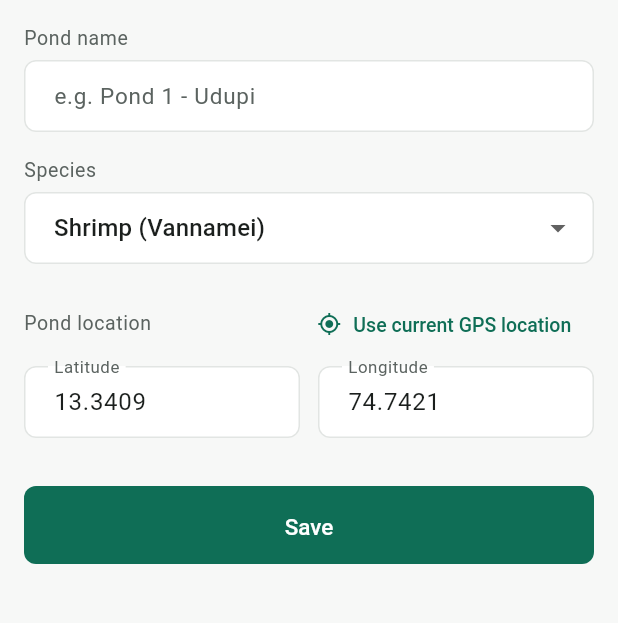
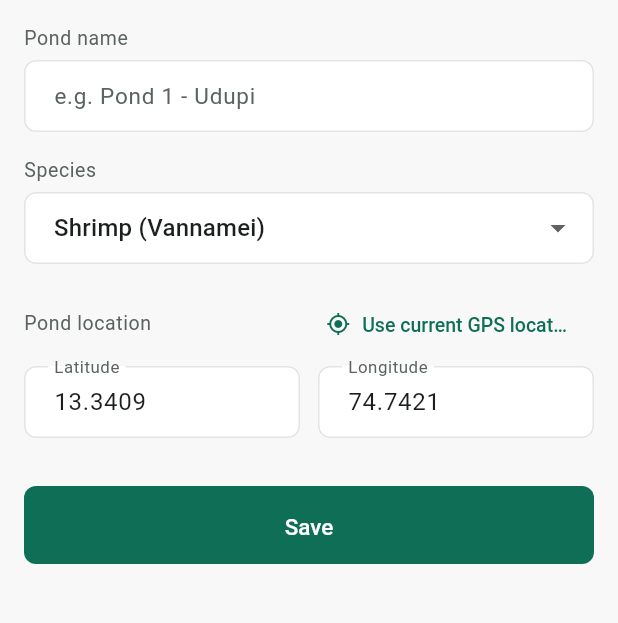
Before and after one commit to shabareesh390/PondRadar, a Flutter app: the screen it shows after launch, after a tap on "Aquaculture Farmer", after a tap on the "add" icon, on a phone screen of 412 x 824 dp, the part 84-707 px from its top. Run offline on Flutter 3.47's test engine with Material 3 defaults, Android fonts, the phone set to English and light mode, and no system bars; our stand-ins replace cloud_firestore, firebase_auth, firebase_core, flutter_dotenv, flutter_local_notifications, geolocator and 2 more; accounts and stored records are empty; network calls fail.

Commit message:
fix(ui): eliminate RenderFlex overflow across mobile screens and Kannada text

```diff
--- a/lib/features/auth/role_picker_screen.dart
+++ b/lib/features/auth/role_picker_screen.dart
@@ -64,12 +64,19 @@ class _RolePickerScreenState extends State<RolePickerScreen> {
         ],
       ),
       body: SafeArea(
-        child: Padding(
+        child: LayoutBuilder(
+          builder: (context, constraints) {
+            return SingleChildScrollView(
               padding: const EdgeInsets.all(AppTokens.space16),
+              child: ConstrainedBox(
+                constraints: BoxConstraints(
+                  minHeight: (constraints.maxHeight - (AppTokens.space16 * 2)).clamp(0.0, double.infinity),
+                ),
+                child: IntrinsicHeight(
                   child: Column(
                     crossAxisAlignment: CrossAxisAlignment.stretch,
                     children: [
-              const SizedBox(height: AppTokens.space16),
+                      const SizedBox(height: AppTokens.space8),
                       Text(
                         AppStrings.get('selectRole', lang),
                         style: Theme.of(context).textTheme.titleLarge,
@@ -196,11 +203,16 @@ class _RolePickerScreenState extends State<RolePickerScreen> {
                       ],
 
                       const Spacer(),
+                      const SizedBox(height: AppTokens.space16),
                       DisclaimerText(language: lang),
                     ],
                   ),
                 ),
               ),
             );
+          },
+        ),
+      ),
+    );
   }
 }
--- a/lib/features/ponds/add_pond_screen.dart
+++ b/lib/features/ponds/add_pond_screen.dart
@@ -152,13 +152,15 @@ class _AddPondScreenState extends State<AddPondScreen> {
 
                 // Location Header & GPS button
                 Row(
-                  mainAxisAlignment: MainAxisAlignment.spaceBetween,
                   children: [
-                    Text(
+                    Expanded(
+                      child: Text(
                         AppStrings.get('location', lang),
                         style: Theme.of(context).textTheme.bodySmall,
                       ),
-                    TextButton.icon(
+                    ),
+                    Flexible(
+                      child: TextButton.icon(
                         onPressed: _isFetchingLocation ? null : _fetchGPSLocation,
                         icon: _isFetchingLocation
                             ? const SizedBox(
@@ -172,6 +174,8 @@ class _AddPondScreenState extends State<AddPondScreen> {
                               ? AppStrings.get('fetchingLocation', lang)
                               : AppStrings.get('useCurrentLocation', lang),
                           style: const TextStyle(fontSize: 13),
+                          overflow: TextOverflow.ellipsis,
+                        ),
                       ),
                     ),
                   ],
--- a/lib/features/ponds/farmer_home_screen.dart
+++ b/lib/features/ponds/farmer_home_screen.dart
@@ -85,11 +85,12 @@ class FarmerHomeScreen extends StatelessWidget {
 
               // My Ponds Section
               Row(
-                mainAxisAlignment: MainAxisAlignment.spaceBetween,
                 children: [
-                  Text(
-                    AppStrings.get('myPonds', lang),
-                    style: Theme.of(context).textTheme.titleMedium,
+                  Expanded(
+                    child: Text(
+                      AppStrings.get('myPonds', lang),
+                      style: Theme.of(context).textTheme.titleMedium,
+                    ),
                   ),
                   if (ponds.isNotEmpty)
                     TextButton(
@@ -136,7 +137,6 @@ class FarmerHomeScreen extends StatelessWidget {
                         crossAxisAlignment: CrossAxisAlignment.start,
                         children: [
                           Row(
-                            mainAxisAlignment: MainAxisAlignment.spaceBetween,
                             children: [
                               Expanded(
                                 child: Column(
@@ -158,6 +158,7 @@ class FarmerHomeScreen extends StatelessWidget {
                                   ],
                                 ),
                               ),
+                              const SizedBox(width: AppTokens.space8),
                               if (pond.lastRisk != null)
                                 RiskBadge(risk: pond.lastRisk!, language: lang)
                               else
--- a/lib/widgets/risk_badge.dart
+++ b/lib/widgets/risk_badge.dart
@@ -42,8 +42,8 @@ class RiskBadge extends StatelessWidget {
     if (isLarge) {
       return Container(
         padding: const EdgeInsets.symmetric(
-          horizontal: AppTokens.space16,
-          vertical: AppTokens.space8,
+          horizontal: AppTokens.space12,
+          vertical: AppTokens.space4,
         ),
         decoration: BoxDecoration(
           color: color.withValues(alpha: 0.1),
@@ -53,15 +53,18 @@ class RiskBadge extends StatelessWidget {
         child: Row(
           mainAxisSize: MainAxisSize.min,
           children: [
-            Icon(icon, color: color, size: 22),
+            Icon(icon, color: color, size: 20),
             const SizedBox(width: AppTokens.space8),
-            Text(
+            Flexible(
+              child: Text(
                 label,
                 style: TextStyle(
                   color: color,
-                fontSize: 16,
+                  fontSize: 15,
                   fontWeight: FontWeight.w500,
-                height: 1.5,
+                  height: 1.4,
+                ),
+                overflow: TextOverflow.ellipsis,
               ),
             ),
           ],
@@ -84,13 +87,16 @@ class RiskBadge extends StatelessWidget {
         children: [
           Icon(icon, color: color, size: 16),
           const SizedBox(width: AppTokens.space4),
-          Text(
+          Flexible(
+            child: Text(
               label,
               style: TextStyle(
                 color: color,
                 fontSize: 13,
                 fontWeight: FontWeight.w500,
-              height: 1.5,
+                height: 1.4,
+              ),
+              overflow: TextOverflow.ellipsis,
             ),
           ),
         ],
```
Also changed, not shown: lib/features/officer/officer_dashboard_screen.dart (+25 -0 lines), lib/features/reports/report_problem_screen.dart (+9 -6 lines), lib/features/water_check/water_check_screen.dart (+10 -6 lines), 1 other file. Lines whose indentation alone changed are shown as unchanged.
